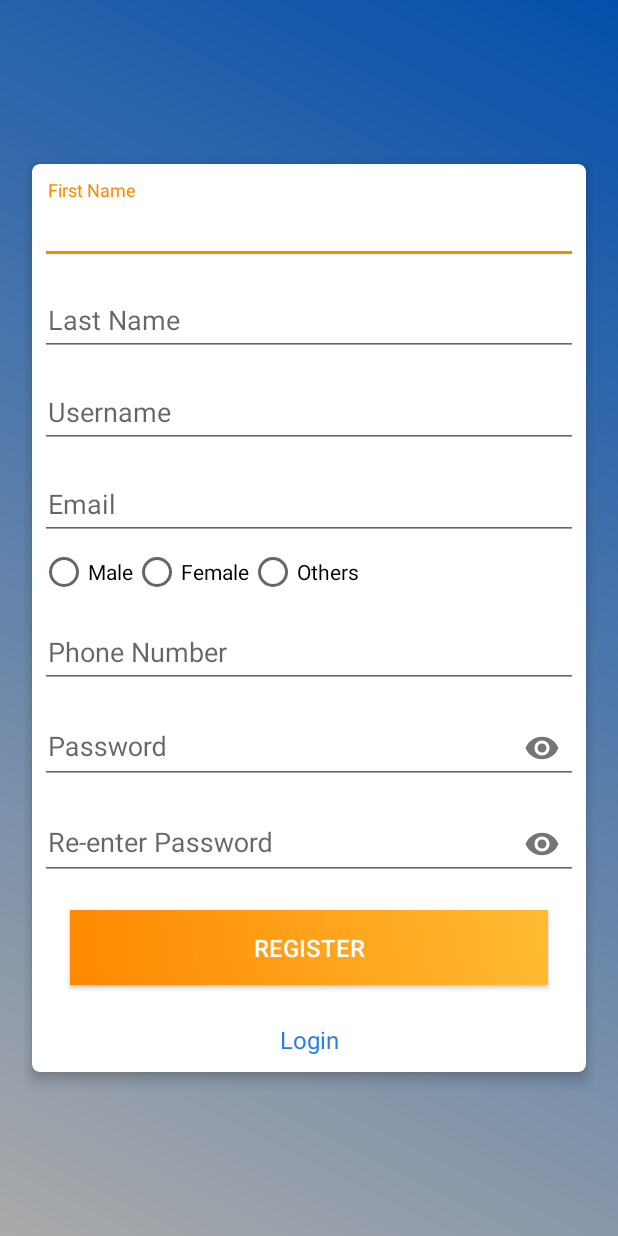
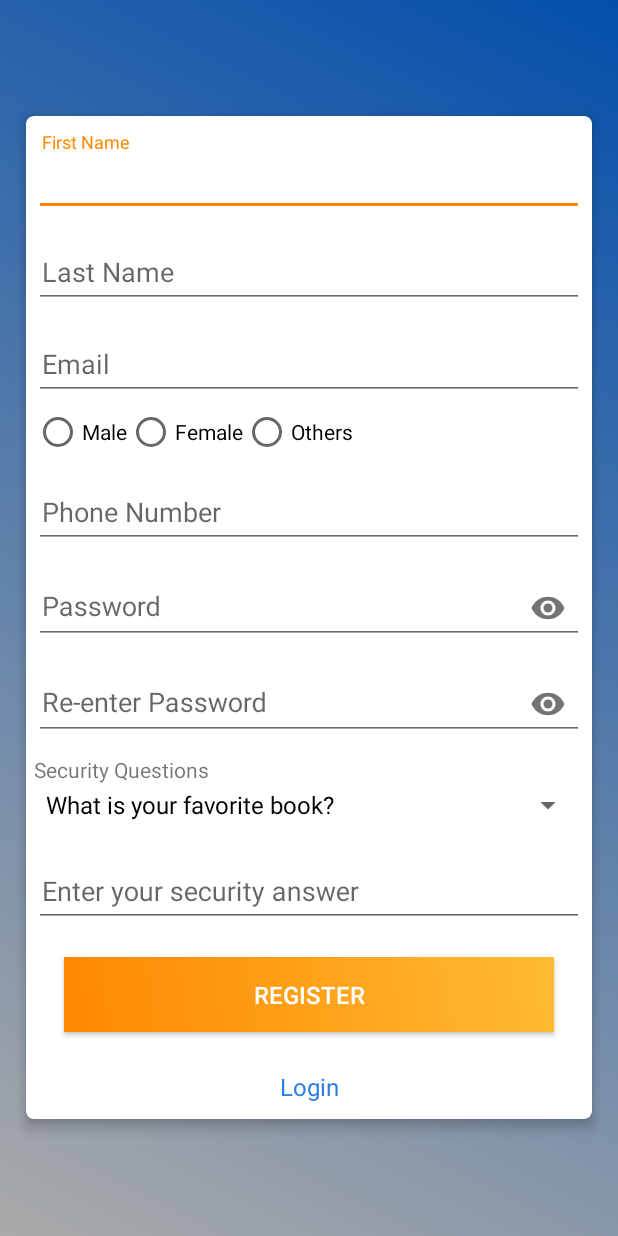
Before and after one commit to raviKsah/MarkUTApp_01, an Android app: the RegisterActivity screen opened directly, with no data from a screen before it, on a phone screen of 412 x 824 dp. Run offline under Robolectric (Android 15) with nearby library versions, the phone set to English and light mode, and no system bars.

Commit message:
Register Activity
added security question spinner in register activity

```diff
--- a/app/src/main/java/com/example/markutapp_01/RegisterActivity.java
+++ b/app/src/main/java/com/example/markutapp_01/RegisterActivity.java
@@ -4,8 +4,10 @@ import android.content.Intent;
 import android.os.Bundle;
 import android.util.Patterns;
 import android.view.View;
+import android.widget.ArrayAdapter;
 import android.widget.Button;
 import android.widget.EditText;
+import android.widget.Spinner;
 import android.widget.TextView;
 import android.widget.Toast;
 
@@ -26,13 +28,13 @@ public class RegisterActivity extends AppCompatActivity {
         super.onCreate(savedInstanceState);
         setContentView(R.layout.activity_register);
 
-        name = (EditText) findViewById(R.id.name);
+        //name = (EditText) findViewById(R.id.name);
         email = (EditText) findViewById(R.id.email);
         phone = (EditText) findViewById(R.id.phone);
         password = (EditText) findViewById(R.id.password);
         login = (TextView) findViewById(R.id.login);
         register = (Button) findViewById(R.id.register);
-        nameError = (TextInputLayout) findViewById(R.id.nameError);
+        //nameError = (TextInputLayout) findViewById(R.id.nameError);
         emailError = (TextInputLayout) findViewById(R.id.emailError);
         phoneError = (TextInputLayout) findViewById(R.id.phoneError);
         passError = (TextInputLayout) findViewById(R.id.passError);
@@ -52,6 +54,18 @@ public class RegisterActivity extends AppCompatActivity {
                 startActivity(intent);
             }
         });
+
+
+
+        //get the spinner from the xml.
+        Spinner dropdown = findViewById(R.id.spinner);
+//create a list of items for the spinner.
+        String[] items = new String[]{"What is your favorite book?", "What is your favorite band?", "What is your favorite food?"};
+//create an adapter to describe how the items are displayed, adapters are used in several places in android.
+//There are multiple variations of this, but this is the basic variant.
+        ArrayAdapter<String> adapter = new ArrayAdapter<>(this, android.R.layout.simple_spinner_dropdown_item, items);
+//set the spinners adapter to the previously created one.
+        dropdown.setAdapter(adapter);
     }
 
     public void SetValidation() {
--- a/app/src/main/res/layout/activity_register.xml
+++ b/app/src/main/res/layout/activity_register.xml
@@ -6,7 +6,7 @@
     android:layout_width="match_parent"
     android:layout_height="match_parent"
     android:background="@drawable/gradient"
-    android:padding="16dp"
+    android:padding="12dp"
     android:scrollbarThumbVertical="@null"
     tools:context=".RegisterActivity">
 
@@ -17,7 +17,7 @@
         android:layout_height="wrap_content"
         android:layout_gravity="center"
         android:layout_margin="5dp"
-        android:padding="10dp"
+        android:padding="8dp"
         Card_View:cardCornerRadius="5dp"
         Card_View:cardElevation="5dp">
 
@@ -62,7 +62,7 @@
                     android:id="@+id/Last_name"
                     android:layout_width="match_parent"
                     android:layout_height="wrap_content"
-                    android:layout_marginTop="10dp"
+                    android:layout_marginTop="8dp"
                     android:hint="@string/Last_name"
                     android:inputType="textEmailAddress"
                     android:maxLines="1"
@@ -76,25 +76,25 @@
 
 
 
-            <com.google.android.material.textfield.TextInputLayout
-                android:id="@+id/nameError"
-                android:layout_width="match_parent"
-                android:layout_height="wrap_content"
-                android:layout_marginTop="5dp">
+<!--            <com.google.android.material.textfield.TextInputLayout-->
+<!--                android:id="@+id/nameError"-->
+<!--                android:layout_width="match_parent"-->
+<!--                android:layout_height="wrap_content"-->
+<!--                android:layout_marginTop="5dp">-->
 
-                <EditText
-                    android:id="@+id/name"
-                    android:layout_width="match_parent"
-                    android:layout_height="wrap_content"
-                    android:layout_marginTop="10dp"
-                    android:hint="@string/Username"
-                    android:inputType="textNoSuggestions"
-                    android:maxLines="1"
-                    android:paddingStart="5dp"
-                    android:singleLine="true"
-                    android:paddingLeft="5dp" />
+<!--                <EditText-->
+<!--                    android:id="@+id/name"-->
+<!--                    android:layout_width="match_parent"-->
+<!--                    android:layout_height="wrap_content"-->
+<!--                    android:layout_marginTop="10dp"-->
+<!--                    android:hint="@string/Username"-->
+<!--                    android:inputType="textNoSuggestions"-->
+<!--                    android:maxLines="1"-->
+<!--                    android:paddingStart="5dp"-->
+<!--                    android:singleLine="true"-->
+<!--                    android:paddingLeft="5dp" />-->
 
-            </com.google.android.material.textfield.TextInputLayout>
+<!--            </com.google.android.material.textfield.TextInputLayout>-->
 
             <com.google.android.material.textfield.TextInputLayout
                 android:id="@+id/emailError"
@@ -106,7 +106,7 @@
                     android:id="@+id/email"
                     android:layout_width="match_parent"
                     android:layout_height="wrap_content"
-                    android:layout_marginTop="10dp"
+                    android:layout_marginTop="8dp"
                     android:hint="@string/prompt_email"
                     android:inputType="textEmailAddress"
                     android:maxLines="1"
@@ -154,9 +154,9 @@
                     android:id="@+id/phone"
                     android:layout_width="match_parent"
                     android:layout_height="wrap_content"
-                    android:layout_marginTop="10dp"
+                    android:layout_marginTop="8dp"
                     android:hint="@string/phone_number"
-                    android:maxLength="12"
+                    android:maxLength="5"
                     android:inputType="number"
                     android:maxLines="1"
                     android:paddingStart="5dp"
@@ -176,7 +176,7 @@
                     android:id="@+id/password"
                     android:layout_width="match_parent"
                     android:layout_height="wrap_content"
-                    android:layout_marginTop="10dp"
+                    android:layout_marginTop="8dp"
                     android:hint="@string/prompt_password"
                     android:inputType="textPassword"
                     android:maxLines="1"
@@ -197,9 +197,42 @@
                     android:id="@+id/promptReenter_password"
                     android:layout_width="match_parent"
                     android:layout_height="wrap_content"
-                    android:layout_marginTop="10dp"
+                    android:layout_marginTop="8dp"
                     android:hint="@string/promptReenter_password"
                     android:inputType="textPassword"
+                    android:maxLines="1"
+                    android:paddingStart="5dp"
+                    android:singleLine="true"
+                    android:paddingLeft="5dp" />
+
+            </com.google.android.material.textfield.TextInputLayout>
+
+            <TextView
+                android:layout_width="fill_parent"
+                android:layout_height="wrap_content"
+                android:layout_marginTop="10dip"
+                android:text="Security Questions"
+                android:layout_marginBottom="-10dp"/>
+            <Spinner
+                android:id="@+id/spinner"
+                android:layout_width="fill_parent"
+                android:layout_height="wrap_content"
+                android:prompt="@string/spinner_question"/>
+
+            <com.google.android.material.textfield.TextInputLayout
+                android:id="@+id/securityAnsError"
+                android:layout_width="match_parent"
+                android:layout_height="wrap_content"
+                android:layout_marginTop="1dp">
+
+                <EditText
+                    android:id="@+id/SecurityAns"
+                    android:layout_width="match_parent"
+                    android:layout_height="wrap_content"
+                    android:layout_marginTop="5dp"
+                    android:hint="Enter your security answer"
+                    android:maxLength="15"
+                    android:inputType="text"
                     android:maxLines="1"
                     android:paddingStart="5dp"
                     android:singleLine="true"
--- a/app/src/main/res/values/strings.xml
+++ b/app/src/main/res/values/strings.xml
@@ -14,6 +14,7 @@
     <string name="Male">Male</string>
     <string name="Female">Female</string>
     <string name="phone_number">Phone Number</string>
+    <string name="spinner_question">Select security question</string>
     <string name="register">Register</string>
     <string name="proceed">Proceed</string>
     <string name="name_error">Please enter your name</string>
```
